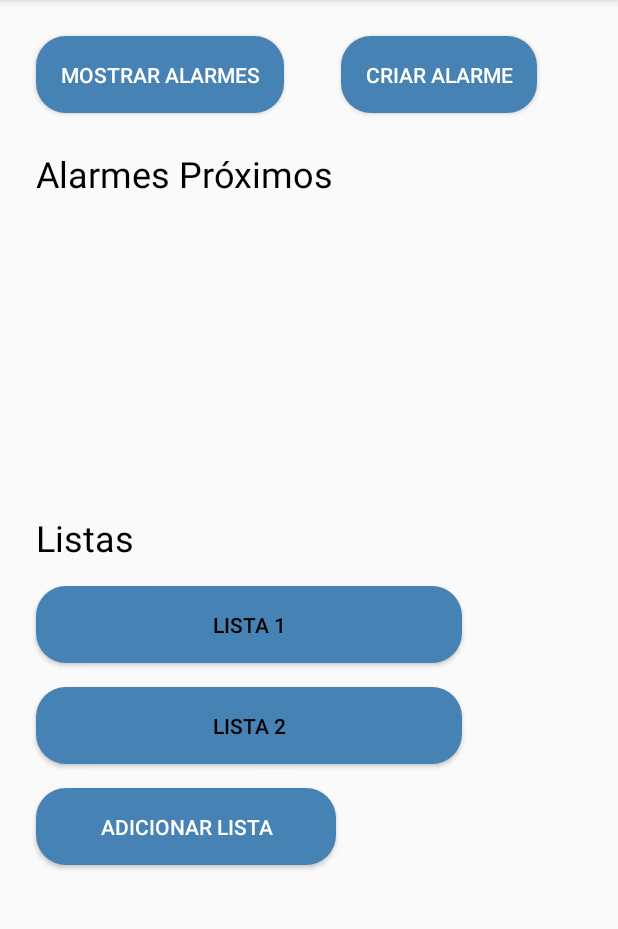
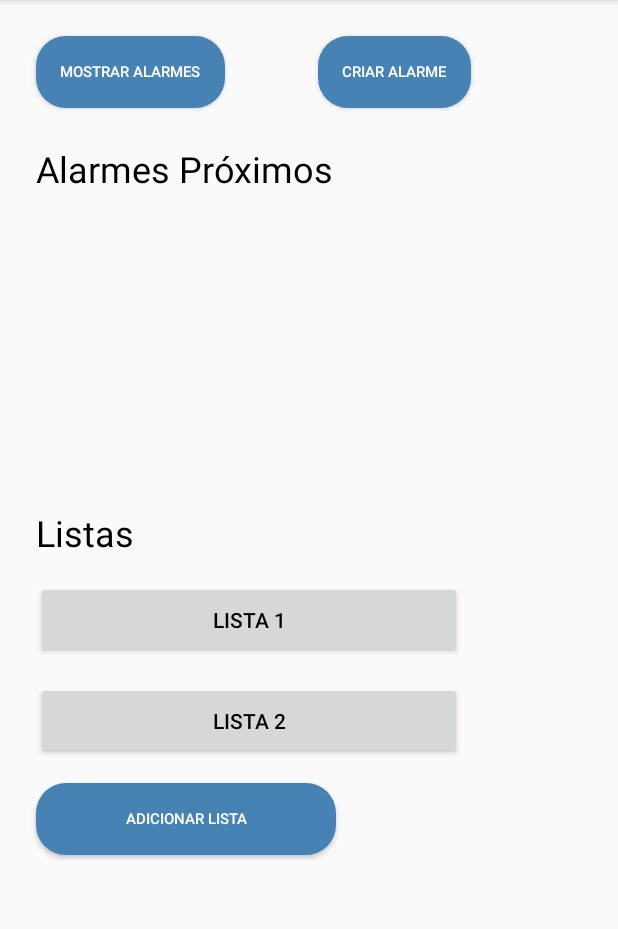
Before and after one commit to Miguel-Marmelete/IPC, an Android app: the screen it shows after launch (MainActivity), on a phone screen of 412 x 824 dp, the part 84-1013 px from its top. Run offline under Robolectric (Android 15) with nearby library versions, the phone set to English and light mode, and no system bars.

Commit message:
Buttons fixed

```diff
--- a/TG2/RemindDo/app/src/main/res/layout/activity_main.xml
+++ b/TG2/RemindDo/app/src/main/res/layout/activity_main.xml
@@ -12,9 +12,10 @@
         android:layout_height="wrap_content"
         android:layout_marginTop="16dp"
         android:background="@drawable/rounded_button"
+        android:padding="16dp"
         android:text="@string/adicionar_lista"
         android:textColor="@android:color/white"
-        android:padding="16dp"
+        android:textSize="10sp"
         app:layout_constraintStart_toStartOf="@+id/lista_2"
         app:layout_constraintTop_toBottomOf="@+id/lista_2" />
 
@@ -23,7 +24,7 @@
         android:layout_width="0dp"
         android:layout_height="wrap_content"
         android:layout_marginTop="16dp"
-        android:background="@drawable/rounded_button"
+
         android:text="@string/lista_2"
         android:textColor="@android:color/black"
         android:padding="16dp"
@@ -47,14 +48,17 @@
         android:id="@+id/criar_alarme_btn"
         android:layout_width="wrap_content"
         android:layout_height="wrap_content"
+        android:layout_marginStart="16dp"
         android:layout_marginEnd="16dp"
         android:background="@drawable/rounded_button"
         android:onClick="createAlarm"
+        android:padding="16dp"
         android:text="@string/criar_alarme"
         android:textColor="@android:color/white"
-        android:padding="16dp"
+        android:textSize="10sp"
         app:layout_constraintBottom_toBottomOf="@+id/mostrar_alarmes_btn"
         app:layout_constraintEnd_toEndOf="parent"
+        app:layout_constraintHorizontal_bias="0.36"
         app:layout_constraintStart_toEndOf="@+id/mostrar_alarmes_btn"
         app:layout_constraintTop_toTopOf="@+id/mostrar_alarmes_btn" />
 
@@ -65,10 +69,11 @@
         android:layout_marginStart="24dp"
         android:layout_marginTop="24dp"
         android:background="@drawable/rounded_button"
+        android:onClick="showAlarms"
+        android:padding="16dp"
         android:text="@string/mostrar_alarmes"
-        android:onClick="showAlarms"
         android:textColor="@android:color/white"
-        android:padding="16dp"
+        android:textSize="10sp"
         app:layout_constraintStart_toStartOf="parent"
         app:layout_constraintTop_toTopOf="parent" />
 
@@ -113,7 +118,7 @@
         android:layout_height="wrap_content"
         android:layout_marginTop="16dp"
         android:text="@string/lista_1"
-        android:background="@drawable/rounded_button"
+
         android:textColor="@android:color/black"
         android:padding="16dp"
         app:layout_constraintEnd_toEndOf="@+id/alarmes_scroll_view"
--- a/TG2/RemindDo/app/src/main/res/layout/second_activity.xml
+++ b/TG2/RemindDo/app/src/main/res/layout/second_activity.xml
@@ -13,6 +13,7 @@
         android:layout_marginTop="16dp"
         android:ems="10"
         android:hint="@string/dia"
+        android:maxLength="2"
         android:inputType="number"
         android:maxEms="3"
         app:layout_constraintStart_toStartOf="@+id/insert_data_text_view"
@@ -27,6 +28,7 @@
         android:ems="10"
         android:hint="@string/ano"
         android:inputType="number"
+        android:maxLength="4"
         android:maxEms="4"
         app:layout_constraintBottom_toBottomOf="@+id/month_input"
         app:layout_constraintStart_toEndOf="@+id/month_input"
@@ -38,6 +40,7 @@
         android:layout_height="40dp"
         android:layout_marginStart="24dp"
         android:ems="10"
+        android:maxLength="2"
         android:hint="@string/m_s"
         android:inputType="number"
         android:maxEms="2"
@@ -51,6 +54,7 @@
         android:layout_height="40dp"
         android:layout_marginStart="24dp"
         android:ems="10"
+        android:maxLength="2"
         android:hint="@string/mm"
         android:inputType="number"
         android:maxEms="3"
@@ -84,6 +88,7 @@
         android:layout_width="wrap_content"
         android:layout_height="wrap_content"
         android:layout_marginTop="32dp"
+
         android:text="@string/inserir_hora"
         android:textSize="16sp"
         android:textStyle="bold"
@@ -95,6 +100,7 @@
         android:layout_width="50dp"
         android:layout_height="40dp"
         android:layout_marginTop="16dp"
+        android:maxLength="2"
         android:ems="10"
         android:hint="@string/hh"
         android:inputType="number"
```
Also changed, not shown: 1 other file.
